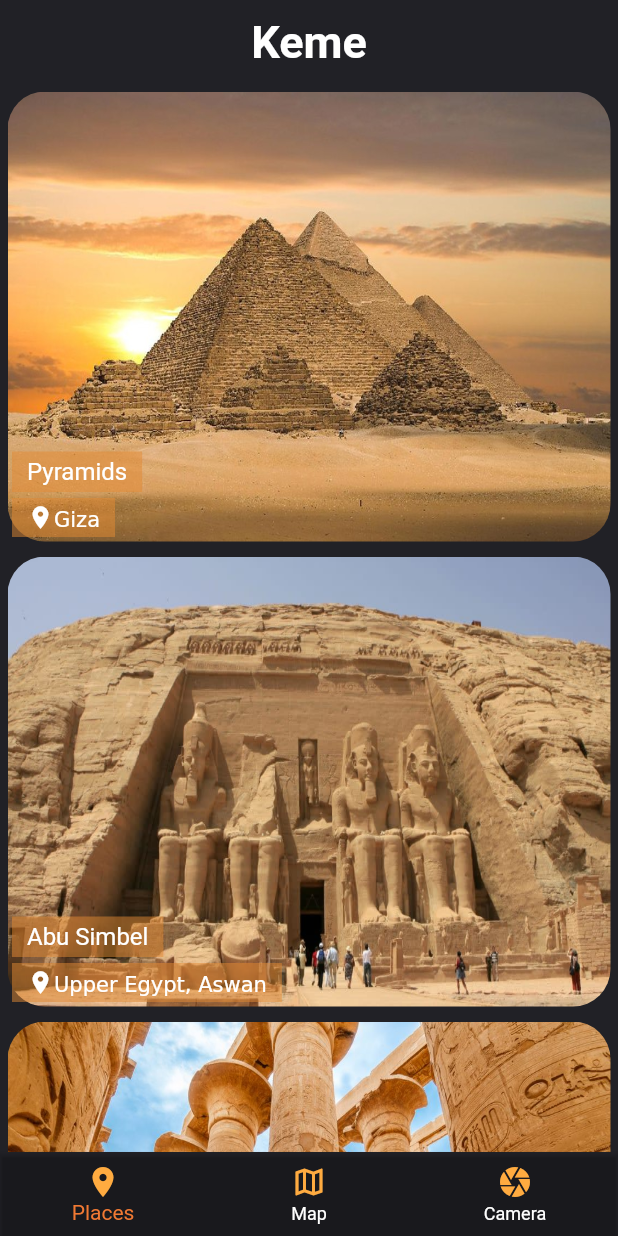
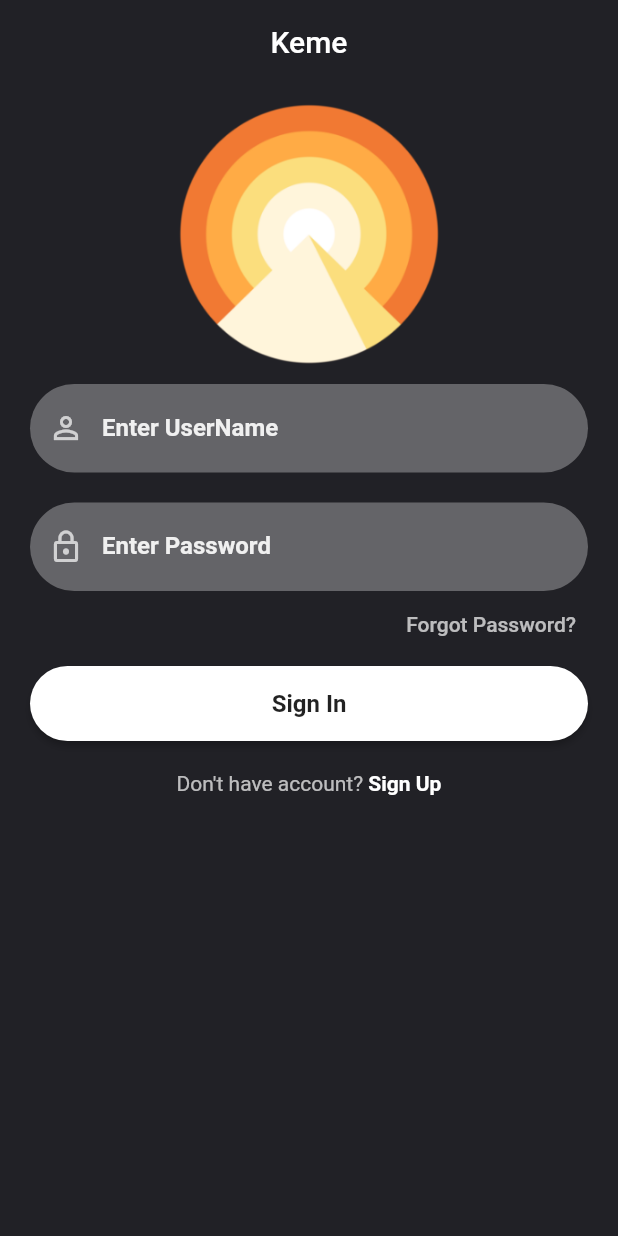
Before and after one commit to AbdelrahmanMahmoud94/Must_OCR, a Flutter app: the screen it shows after launch, on a phone screen of 412 x 824 dp. Run offline on Flutter 3.47's test engine with Material 2 defaults, Android fonts, the phone set to English and light mode, and no system bars; our stand-ins replace firebase_auth, firebase_core, google_maps_flutter, location; missing offline and left inert: flutter_phone_direct_caller, panorama; accounts and stored records are empty.

Commit message:
make sign in and sign up and connect to firebase

```diff
--- a/lib/main.dart
+++ b/lib/main.dart
@@ -1,13 +1,19 @@
+import 'package:firebase_core/firebase_core.dart';
 import 'package:flutter/material.dart';
 import 'package:keme/filter_tab.dart';
 import 'package:keme/my_theme.dart';
 import 'package:keme/place_360_degree.dart';
 import 'package:keme/place_details.dart';
+import 'package:keme/screens/reset_password.dart';
+import 'package:keme/screens/signin_screen.dart';
+import 'package:keme/screens/signup_screen.dart';
 import 'ar_tour_tab.dart';
 import 'home_screen.dart';
 import 'ocr_tab.dart';
 
-void main() {
+Future<void> main() async {
+  WidgetsFlutterBinding.ensureInitialized();
+  await Firebase.initializeApp();
   runApp(MyApp());
 }
 
@@ -19,6 +25,9 @@ class MyApp extends StatelessWidget {
       debugShowCheckedModeBanner: false,
       title: "Keme",
       routes: {
+        SignInScreen.routeName:(buildContext)=>SignInScreen(),
+        SignUpScreen.routeName:(buildContext)=>SignUpScreen(),
+        ResetPassword.routeName:(buildContext)=>ResetPassword(),
         HomeScreen.routeName: (buildContext) => HomeScreen(),
         PlaceDetails.routeName: (buildContext) => PlaceDetails(),
         FilterTab.routeName: (buildContext) => FilterTab(),
@@ -27,7 +36,7 @@ class MyApp extends StatelessWidget {
         Place360Degree.routeName: (buildContext) => Place360Degree(),
       },
 
-      initialRoute: HomeScreen.routeName,
+      initialRoute: SignInScreen.routeName,
       theme: MyThemeData.DarkTheme,
     );
   }
--- a/lib/my_theme.dart
+++ b/lib/my_theme.dart
@@ -17,12 +17,12 @@ class MyThemeData {
     textTheme: TextTheme(
       subtitle1: TextStyle(
         color: Colors.white,
-        fontSize: 30,
+       // fontSize: 30,
         fontWeight: FontWeight.bold,
       ),
       headline3: TextStyle(
         color: Colors.white,
-        fontSize: 20,
+        //fontSize: 20,
       ),
     ),
     bottomNavigationBarTheme: BottomNavigationBarThemeData(
--- /dev/null
+++ b/lib/reusable_widgets/reusable_widget.dart
@@ -0,0 +1,58 @@
+import 'package:flutter/material.dart';
+
+TextField reusableTextField(String text, IconData icon, bool isPasswordType,
+    TextEditingController controller) {
+  return TextField(
+    controller: controller,
+    obscureText: isPasswordType,
+    enableSuggestions: !isPasswordType,
+    autocorrect: !isPasswordType,
+    cursorColor: Colors.white,
+    style: TextStyle(color: Colors.white.withOpacity(0.9)),
+    decoration: InputDecoration(
+      prefixIcon: Icon(
+        icon,
+        color: Colors.white70,
+      ),
+      labelText: text,
+      labelStyle: TextStyle(color: Colors.white.withOpacity(0.9)),
+      filled: true,
+      floatingLabelBehavior: FloatingLabelBehavior.never,
+      fillColor: Colors.white.withOpacity(0.3),
+      border: OutlineInputBorder(
+          borderRadius: BorderRadius.circular(30.0),
+          borderSide: const BorderSide(width: 0, style: BorderStyle.none)),
+    ),
+    keyboardType: isPasswordType
+        ? TextInputType.visiblePassword
+        : TextInputType.emailAddress,
+  );
+}
+
+Container firebaseUIButton(BuildContext context, String title, Function onTap) {
+  return Container(
+    width: MediaQuery.of(context).size.width,
+    height: 50,
+    margin: const EdgeInsets.fromLTRB(0, 10, 0, 20),
+    decoration: BoxDecoration(borderRadius: BorderRadius.circular(90)),
+    child: ElevatedButton(
+      onPressed: () {
+        onTap();
+      },
+      child: Text(
+        title,
+        style: const TextStyle(
+            color: Colors.black87, fontWeight: FontWeight.bold, fontSize: 16),
+      ),
+      style: ButtonStyle(
+          backgroundColor: MaterialStateProperty.resolveWith((states) {
+            if (states.contains(MaterialState.pressed)) {
+              return Colors.black26;
+            }
+            return Colors.white;
+          }),
+          shape: MaterialStateProperty.all<RoundedRectangleBorder>(
+              RoundedRectangleBorder(borderRadius: BorderRadius.circular(30)))),
+    ),
+  );
+}
--- /dev/null
+++ b/lib/screens/signin_screen.dart
@@ -0,0 +1,116 @@
+import 'package:firebase_auth/firebase_auth.dart';
+import 'package:flutter/material.dart';
+import 'package:keme/home_screen.dart';
+import 'package:keme/reusable_widgets/reusable_widget.dart';
+import 'package:keme/screens/reset_password.dart';
+import 'package:keme/screens/signup_screen.dart';
+
+class SignInScreen extends StatefulWidget {
+  static const String routeName = 'Sign_in_screen';
+
+  @override
+  _SignInScreenState createState() => _SignInScreenState();
+}
+
+class _SignInScreenState extends State<SignInScreen> {
+  TextEditingController _passwordTextController = TextEditingController();
+  TextEditingController _emailTextController = TextEditingController();
+  String message = '';
+
+  @override
+  Widget build(BuildContext context) {
+    return Scaffold(
+      backgroundColor: Color(0xff212126),
+      appBar: AppBar(
+        title: Text("Keme"),
+        centerTitle: true,
+        backgroundColor: Colors.transparent,
+        elevation: 0,
+        automaticallyImplyLeading: false,
+      ),
+      body: SingleChildScrollView(
+        child: Padding(
+          padding: EdgeInsets.fromLTRB(20, 0, 20, 0),
+          child: Column(
+            children: <Widget>[
+              Image.asset(
+                "assets/images/logo.png",
+                width: 200,
+                height: 200,
+              ),
+              reusableTextField("Enter UserName", Icons.person_outline, false,
+                  _emailTextController),
+              const SizedBox(
+                height: 20,
+              ),
+              reusableTextField("Enter Password", Icons.lock_outline, true,
+                  _passwordTextController),
+              const SizedBox(
+                height: 5,
+              ),
+              forgetPassword(context),
+              firebaseUIButton(context, "Sign In", () {
+                FirebaseAuth.instance
+                    .signInWithEmailAndPassword(
+                        email: _emailTextController.text,
+                        password: _passwordTextController.text)
+                    .then((value) {
+                  Navigator.of(context).pushReplacement(MaterialPageRoute(
+                      builder: (BuildContext context) => HomeScreen()));
+                }).onError((error, stackTrace) {
+                  message = error.toString();
+                  showDialog(
+                      context: context,
+                      builder: (_) => AlertDialog(
+                            content: Row(
+                              children: [Expanded(child: Text(message))],
+                            ),
+                          ));
+                  print("Error ${message}");
+                });
+              }),
+              signUpOption()
+            ],
+          ),
+        ),
+      ),
+    );
+  }
+
+  Row signUpOption() {
+    return Row(
+      mainAxisAlignment: MainAxisAlignment.center,
+      children: [
+        const Text("Don't have account?",
+            style: TextStyle(color: Colors.white70)),
+        GestureDetector(
+          onTap: () {
+            Navigator.push(context,
+                MaterialPageRoute(builder: (context) => SignUpScreen()));
+          },
+          child: const Text(
+            " Sign Up",
+            style: TextStyle(color: Colors.white, fontWeight: FontWeight.bold),
+          ),
+        )
+      ],
+    );
+  }
+
+  Widget forgetPassword(BuildContext context) {
+    return Container(
+      width: MediaQuery.of(context).size.width,
+      height: 35,
+      alignment: Alignment.bottomRight,
+      child: TextButton(
+        child: const Text(
+          "Forgot Password?",
+          style: TextStyle(color: Colors.white70),
+          textAlign: TextAlign.right,
+        ),
+        onPressed: () => Navigator.push(
+            context, MaterialPageRoute(builder: (context) => ResetPassword())),
+      ),
+    );
+  }
+}
--- a/pubspec.yaml
+++ b/pubspec.yaml
@@ -34,6 +34,9 @@ dependencies:
   flutter_svg: ^1.0.3
   panorama: ^0.4.1
   blur_bottom_bar: ^1.0.3
+  flutter_phone_direct_caller: ^2.1.1
+  firebase_core: ^1.10.5
+  firebase_auth: ^3.3.3
   flutter:
     sdk: flutter
 
```
Also changed, not shown: lib/camera_tab.dart (+10 -0 lines), lib/home_screen.dart (+7 -4 lines), lib/places_tab.dart (+10 -0 lines), lib/screens/reset_password.dart (added, +53 -0 lines), lib/screens/signup_screen.dart (added, +84 -0 lines), lib/setting_tab.dart (added, +28 -0 lines), assets/images/background.png (added), assets/images/logo.png (added), pubspec.lock, 4 other files.
